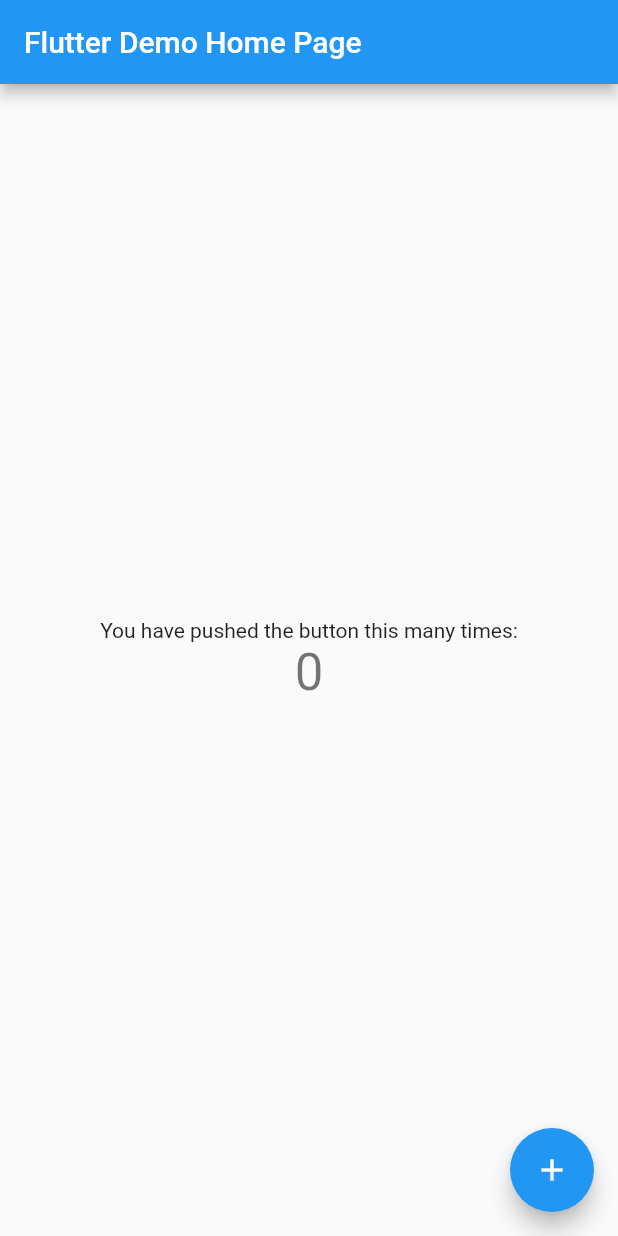
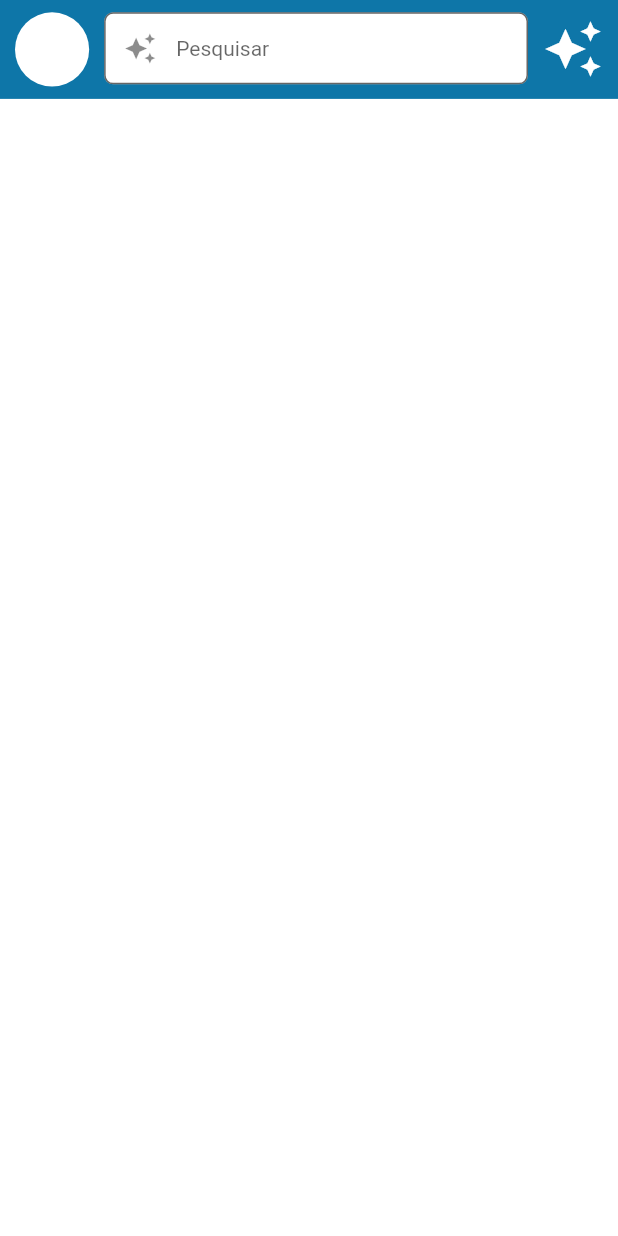
Before and after one commit to jeffAntonis/Feed-LinkedIn-ReactNativeXFlutter, a Flutter app: the screen it shows after launch, on a phone screen of 412 x 824 dp. Run offline on Flutter 3.47's test engine with Material 2 defaults, Android fonts, the phone set to English and light mode, and no system bars.

Commit message:
Implementado o Header

```diff
--- /dev/null
+++ b/flutter/lib/components/Header.dart
@@ -0,0 +1,42 @@
+import 'package:flutter/material.dart';
+import 'package:linkedin/components/Input.dart';
+
+//MediaQuery.of(context).size.height
+
+class Header extends StatelessWidget {
+  @override
+  Widget build(BuildContext context) {
+    return Container(
+      decoration: BoxDecoration(
+        color: Color(0xFF0E76A8),
+      ),
+      height: MediaQuery.of(context).size.height * 0.08,
+      width: MediaQuery.of(context).size.width,
+      child: Padding(
+        padding: const EdgeInsets.only(
+          left: 10,
+          right: 10,
+        ),
+        child: Row(
+          crossAxisAlignment: CrossAxisAlignment.center,
+          children: <Widget>[
+            Container(
+              width: MediaQuery.of(context).size.height * 0.06,
+              height: MediaQuery.of(context).size.height * 0.06,
+              decoration: new BoxDecoration(
+                color: Colors.white,
+                shape: BoxShape.circle,
+              ),
+            ),
+            Input(),
+            Icon(
+              IconData(57527, fontFamily: 'MaterialIcons'),
+              color: Colors.white,
+              size: 40,
+            ),
+          ],
+        ),
+      ),
+    );
+  }
+}
--- /dev/null
+++ b/flutter/lib/components/Input.dart
@@ -0,0 +1,38 @@
+import 'package:flutter/material.dart';
+
+class Input extends StatelessWidget {
+  @override
+  Widget build(BuildContext context) {
+    return Expanded(
+      child: Padding(
+        padding: const EdgeInsets.only(
+          left: 10,
+          right: 10,
+        ),
+        child: Container(
+          height: MediaQuery.of(context).size.height * 0.06,
+          child: TextFormField(
+            // textAlign: TextAlign.center,
+            style: TextStyle(fontSize: 14),
+            decoration: InputDecoration(
+              filled: true,
+              fillColor: Colors.white,
+              hintText: 'Pesquisar',
+              contentPadding: EdgeInsets.fromLTRB(20.0, 15.0, 20.0, 15.0),
+              border: OutlineInputBorder(
+                borderRadius: BorderRadius.circular(6),
+              ),
+              prefixIcon: Icon(
+                IconData(57527, fontFamily: 'MaterialIcons'),
+                size: 22,
+              ),
+            ),
+            autofocus: false,
+            maxLines: 1,
+            keyboardType: TextInputType.text,
+          ),
+        ),
+      ),
+    );
+  }
+}
--- a/flutter/lib/main.dart
+++ b/flutter/lib/main.dart
@@ -1,4 +1,7 @@
 import 'package:flutter/material.dart';
+import 'package:flutter/services.dart';
+
+import 'package:linkedin/pages/Feed.dart';
 
 void main() => runApp(MyApp());
 
@@ -6,106 +9,19 @@ class MyApp extends StatelessWidget {
   // This widget is the root of your application.
   @override
   Widget build(BuildContext context) {
+    SystemChrome.setSystemUIOverlayStyle(
+      SystemUiOverlayStyle.light.copyWith(
+        statusBarColor: Color(0xFF0B5E86),
+      ),
+    );
+
     return MaterialApp(
       title: 'Flutter Demo',
-      theme: ThemeData(
-        // This is the theme of your application.
-        //
-        // Try running your application with "flutter run". You'll see the
-        // application has a blue toolbar. Then, without quitting the app, try
-        // changing the primarySwatch below to Colors.green and then invoke
-        // "hot reload" (press "r" in the console where you ran "flutter run",
-        // or simply save your changes to "hot reload" in a Flutter IDE).
-        // Notice that the counter didn't reset back to zero; the application
-        // is not restarted.
-        primarySwatch: Colors.blue,
-      ),
-      home: MyHomePage(title: 'Flutter Demo Home Page'),
+      debugShowCheckedModeBanner: false,
+      // theme: ThemeData(
+      //   primarySwatch: Colors.blue,
+      // ),
+      home: Feed(),
     );
   }
 }
-
-class MyHomePage extends StatefulWidget {
-  MyHomePage({Key key, this.title}) : super(key: key);
-
-  // This widget is the home page of your application. It is stateful, meaning
-  // that it has a State object (defined below) that contains fields that affect
-  // how it looks.
-
-  // This class is the configuration for the state. It holds the values (in this
-  // case the title) provided by the parent (in this case the App widget) and
-  // used by the build method of the State. Fields in a Widget subclass are
-  // always marked "final".
-
-  final String title;
-
-  @override
-  _MyHomePageState createState() => _MyHomePageState();
-}
-
-class _MyHomePageState extends State<MyHomePage> {
-  int _counter = 0;
-
-  void _incrementCounter() {
-    setState(() {
-      // This call to setState tells the Flutter framework that something has
-      // changed in this State, which causes it to rerun the build method below
-      // so that the display can reflect the updated values. If we changed
-      // _counter without calling setState(), then the build method would not be
-      // called again, and so nothing would appear to happen.
-      _counter++;
-    });
-  }
-
-  @override
-  Widget build(BuildContext context) {
-    // This method is rerun every time setState is called, for instance as done
-    // by the _incrementCounter method above.
-    //
-    // The Flutter framework has been optimized to make rerunning build methods
-    // fast, so that you can just rebuild anything that needs updating rather
-    // than having to individually change instances of widgets.
-    return Scaffold(
-      appBar: AppBar(
-        // Here we take the value from the MyHomePage object that was created by
-        // the App.build method, and use it to set our appbar title.
-        title: Text(widget.title),
-      ),
-      body: Center(
-        // Center is a layout widget. It takes a single child and positions it
-        // in the middle of the parent.
-        child: Column(
-          // Column is also layout widget. It takes a list of children and
-          // arranges them vertically. By default, it sizes itself to fit its
-          // children horizontally, and tries to be as tall as its parent.
-          //
-          // Invoke "debug painting" (press "p" in the console, choose the
-          // "Toggle Debug Paint" action from the Flutter Inspector in Android
-          // Studio, or the "Toggle Debug Paint" command in Visual Studio Code)
-          // to see the wireframe for each widget.
-          //
-          // Column has various properties to control how it sizes itself and
-          // how it positions its children. Here we use mainAxisAlignment to
-          // center the children vertically; the main axis here is the vertical
-          // axis because Columns are vertical (the cross axis would be
-          // horizontal).
-          mainAxisAlignment: MainAxisAlignment.center,
-          children: <Widget>[
-            Text(
-              'You have pushed the button this many times:',
-            ),
-            Text(
-              '$_counter',
-              style: Theme.of(context).textTheme.display1,
-            ),
-          ],
-        ),
-      ),
-      floatingActionButton: FloatingActionButton(
-        onPressed: _incrementCounter,
-        tooltip: 'Increment',
-        child: Icon(Icons.add),
-      ), // This trailing comma makes auto-formatting nicer for build methods.
-    );
-  }
-}
--- /dev/null
+++ b/flutter/lib/pages/Feed.dart
@@ -0,0 +1,23 @@
+import 'package:flutter/material.dart';
+import 'package:linkedin/components/Header.dart';
+
+class Feed extends StatelessWidget {
+  @override
+  Widget build(BuildContext context) {
+    return Scaffold(
+      body: SafeArea(
+        child: Container(
+          decoration: BoxDecoration(
+            color: Colors.white,
+          ),
+          child: Column(
+            mainAxisAlignment: MainAxisAlignment.start,
+            children: <Widget>[
+              Header(),
+            ],
+          ),
+        ),
+      ),
+    );
+  }
+}
--- a/react-native/package.json
+++ b/react-native/package.json
@@ -12,6 +12,7 @@
     "react-native": "0.60.5",
     "react-native-gesture-handler": "^1.3.0",
     "react-native-reanimated": "^1.2.0",
+    "react-native-vector-icons": "^6.6.0",
     "react-navigation": "^3.11.1",
     "styled-components": "^4.3.2"
   },
```
Also changed, not shown: react-native/package-lock.json, 113 other files.
